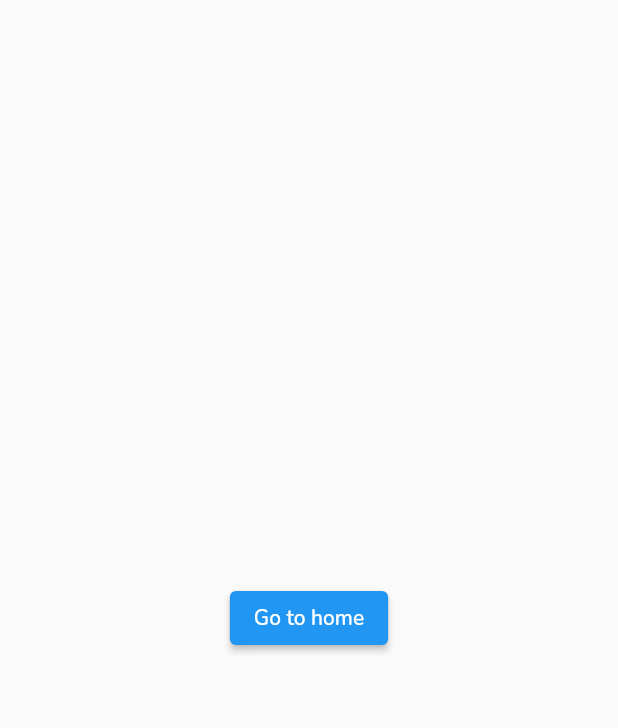
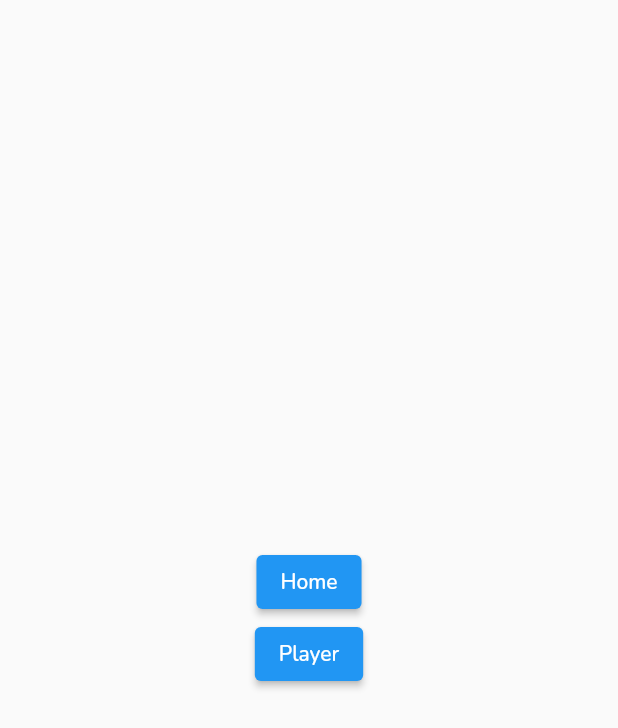
Before and after one commit to d-rooX/flutter_spotify_remake_getx, a Flutter app: the screen it shows after launch, on a phone screen of 412 x 824 dp. Shown: the top 728 px of the screen. Run offline on Flutter 3.47's test engine with Material 2 defaults, Android fonts, the phone set to English and light mode, and no system bars; our stand-ins replace cached_network_image, get, google_fonts, palette_generator, shared_preferences, webview_flutter; missing offline and left inert: spotify.

Commit message:
player WIP

```diff
--- a/lib/abstract/interfaces/player_interface.dart
+++ b/lib/abstract/interfaces/player_interface.dart
@@ -1,3 +1,7 @@
+import 'package:spotify/spotify.dart';
+
 abstract interface class PlayerInterface {
   Future<void> play(String trackId);
+  Future<PlaybackState> getPlaybackState();
+  Future<Track?> getCurrentTrack();
 }
--- a/lib/app.dart
+++ b/lib/app.dart
@@ -10,10 +10,20 @@ class App extends StatelessWidget {
     return Scaffold(
       extendBody: true,
       extendBodyBehindAppBar: true,
-      body: Center(
-        child: ElevatedButton(
-          onPressed: () => Get.toNamed(Routes.HOME),
-          child: const Text("Go to home"),
+      body: SizedBox.expand(
+        child: Column(
+          mainAxisAlignment: MainAxisAlignment.center,
+          crossAxisAlignment: CrossAxisAlignment.center,
+          children: [
+            ElevatedButton(
+              onPressed: () => Get.toNamed(Routes.HOME),
+              child: const Text("Home"),
+            ),
+            ElevatedButton(
+              onPressed: () => Get.toNamed(Routes.PLAYER),
+              child: const Text("Player"),
+            ),
+          ],
         ),
       ),
     );
--- a/lib/main.dart
+++ b/lib/main.dart
@@ -7,11 +7,13 @@ import 'package:spotify_remake_getx/abstract/services/auth_service.dart';
 import 'package:spotify_remake_getx/implementation/services/spotify/api_service.dart';
 import 'package:spotify_remake_getx/implementation/services/spotify/auth_service.dart';
 import 'package:spotify_remake_getx/implementation/services/spotify/credentials_repository.dart';
+import 'package:spotify_remake_getx/modules/player/player_page.dart';
 import 'package:spotify_remake_getx/routes.dart';
 
 import 'app.dart';
 import 'modules/home/bindings.dart';
 import 'modules/home/home_page.dart';
+import 'modules/player/bindings.dart';
 
 class AuthBinding extends Bindings {
   final AuthService<SpotifyApiService> authService;
@@ -51,6 +53,11 @@ void main() {
           page: () => const HomePage(),
           binding: HomeBinding(),
         ),
+        GetPage(
+          name: Routes.PLAYER,
+          page: () => const PlayerPage(),
+          binding: PlayerBinding(),
+        ),
       ],
     ),
   );
--- a/lib/modules/home/bindings.dart
+++ b/lib/modules/home/bindings.dart
@@ -1,7 +1,7 @@
 import 'package:get/get.dart';
 import 'package:spotify_remake_getx/abstract/services/api_service.dart';
 import 'package:spotify_remake_getx/modules/home/controllers/home_controller.dart';
-import 'package:spotify_remake_getx/modules/home/controllers/player_controller.dart';
+import 'package:spotify_remake_getx/modules/player/controllers/player_controller.dart';
 
 class HomeBinding implements Bindings {
   @override
--- a/lib/routes.dart
+++ b/lib/routes.dart
@@ -1,5 +1,6 @@
 class Routes {
   static const HOME = '/home';
+  static const PLAYER = '/player';
   static const LIBRARY = '/library';
   static const MY_PLAYLISTS = '/my_playlists';
 }
--- a/lib/widgets/track_list.dart
+++ b/lib/widgets/track_list.dart
@@ -4,7 +4,7 @@ import 'package:cached_network_image/cached_network_image.dart';
 import 'package:flutter/material.dart';
 import 'package:get/get.dart';
 import 'package:spotify/spotify.dart';
-import 'package:spotify_remake_getx/modules/home/controllers/player_controller.dart';
+import 'package:spotify_remake_getx/modules/player/controllers/player_controller.dart';
 
 class TrackList extends StatelessWidget {
   final List<Track> tracks;
```
Also changed, not shown: lib/implementation/services/spotify/api_service.dart (+24 -2 lines), lib/modules/home/controllers/player_controller.dart (deleted, +0 -11 lines), lib/modules/player/bindings.dart (added, +11 -0 lines), lib/modules/player/controllers/player_controller.dart (added, +34 -0 lines), lib/modules/player/player_page.dart (added, +37 -0 lines).
